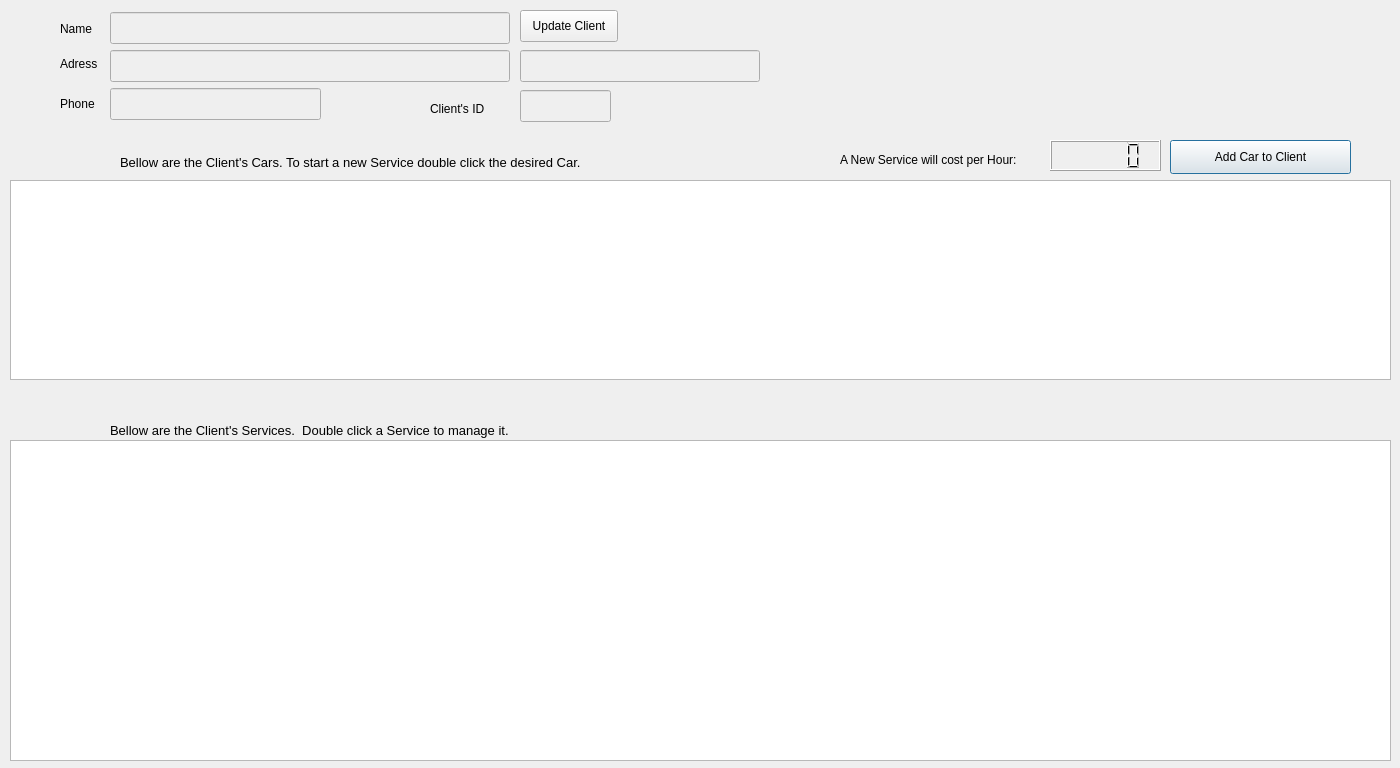
Qt form Client_Services_History.ui (bedi1982/Oficina) before a commit.
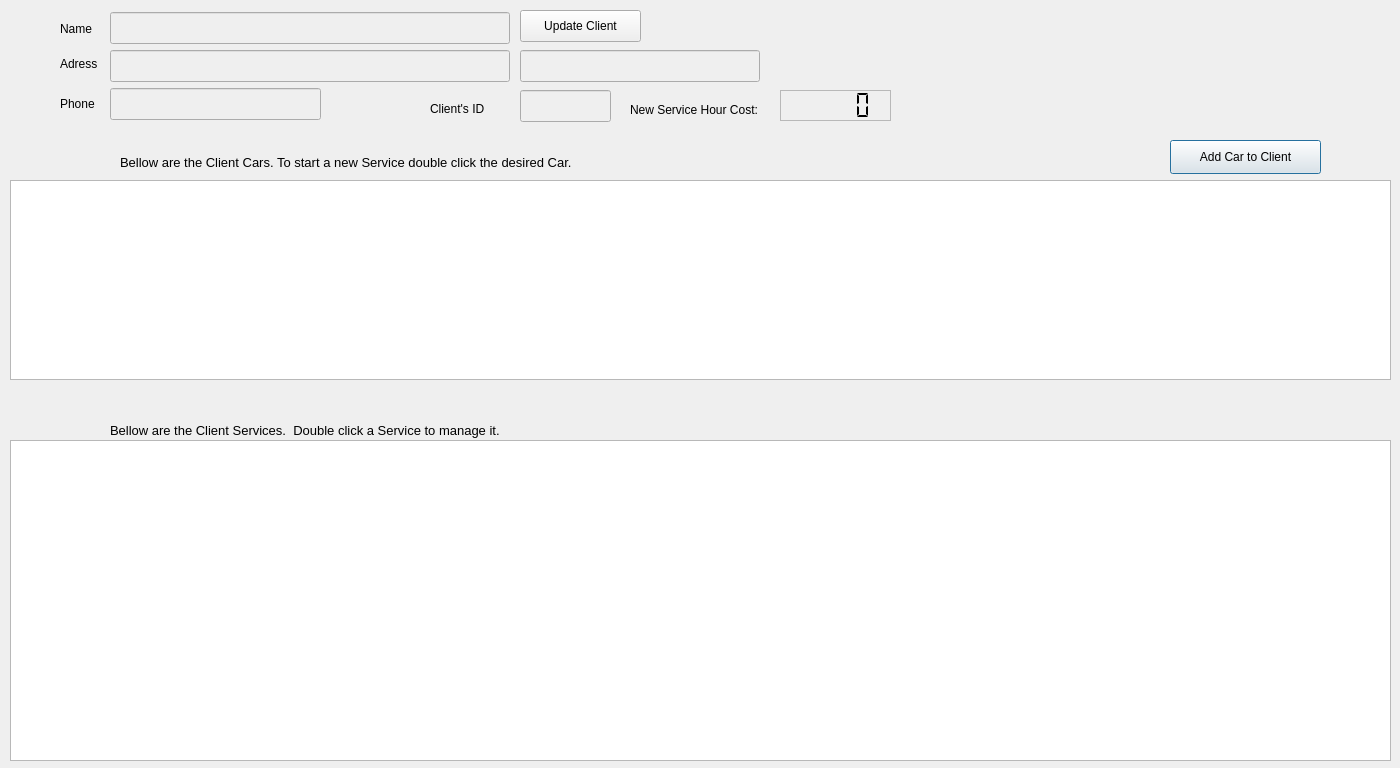
The same form after that commit. Icons and pictures are not drawn.

What changed in the file:
```diff
--- a/Client_Services_History.ui
+++ b/Client_Services_History.ui
@@ -77,7 +77,7 @@
     <rect>
      <x>1170</x>
      <y>140</y>
-     <width>181</width>
+     <width>151</width>
      <height>34</height>
     </rect>
    </property>
@@ -90,6 +90,16 @@
    <property name="text">
     <string>Add Car to Client</string>
    </property>
+   <property name="icon">
+    <iconset resource="resources/images.qrc">
+     <normaloff>:/emoticons/carkey.png</normaloff>:/emoticons/carkey.png</iconset>
+   </property>
+   <property name="iconSize">
+    <size>
+     <width>24</width>
+     <height>24</height>
+    </size>
+   </property>
   </widget>
   <widget class="QLabel" name="lbl_New_Car_Icon">
    <property name="geometry">
@@ -131,7 +141,7 @@
     </font>
    </property>
    <property name="text">
-    <string>Bellow are the Client's Cars. To start a new Service double click the desired Car. </string>
+    <string>Bellow are the Client Cars. To start a new Service double click the desired Car. </string>
    </property>
    <property name="alignment">
     <set>Qt::AlignBottom|Qt::AlignLeading|Qt::AlignLeft</set>
@@ -233,7 +243,7 @@
     <rect>
      <x>520</x>
      <y>10</y>
-     <width>98</width>
+     <width>121</width>
      <height>32</height>
     </rect>
    </property>
@@ -255,6 +265,16 @@
    <property name="text">
     <string>Update Client</string>
    </property>
+   <property name="icon">
+    <iconset resource="resources/images.qrc">
+     <normaloff>:/emoticons/client_info.png</normaloff>:/emoticons/client_info.png</iconset>
+   </property>
+   <property name="iconSize">
+    <size>
+     <width>24</width>
+     <height>24</height>
+    </size>
+   </property>
   </widget>
   <widget class="QLabel" name="lbl_Client_Services_History">
    <property name="geometry">
@@ -277,7 +297,7 @@
     </font>
    </property>
    <property name="text">
-    <string>Bellow are the Client's Services.  Double click a Service to manage it.</string>
+    <string>Bellow are the Client Services.  Double click a Service to manage it.</string>
    </property>
    <property name="alignment">
     <set>Qt::AlignBottom|Qt::AlignLeading|Qt::AlignLeft</set>
@@ -455,24 +475,52 @@
   <widget class="QLCDNumber" name="lcd_Hour_Cost">
    <property name="geometry">
     <rect>
-     <x>1050</x>
-     <y>140</y>
+     <x>780</x>
+     <y>90</y>
      <width>111</width>
      <height>31</height>
     </rect>
    </property>
+   <property name="frameShape">
+    <enum>QFrame::StyledPanel</enum>
+   </property>
+   <property name="frameShadow">
+    <enum>QFrame::Raised</enum>
+   </property>
+   <property name="segmentStyle">
+    <enum>QLCDNumber::Flat</enum>
+   </property>
   </widget>
   <widget class="QLabel" name="label">
    <property name="geometry">
     <rect>
-     <x>840</x>
-     <y>150</y>
-     <width>201</width>
+     <x>630</x>
+     <y>100</y>
+     <width>141</width>
      <height>20</height>
     </rect>
    </property>
    <property name="text">
-    <string>A New Service will cost per Hour:</string>
+    <string>New Service Hour Cost:</string>
+   </property>
+  </widget>
+  <widget class="QLabel" name="lbl_Icon">
+   <property name="geometry">
+    <rect>
+     <x>1180</x>
+     <y>10</y>
+     <width>131</width>
+     <height>121</height>
+    </rect>
+   </property>
+   <property name="text">
+    <string/>
+   </property>
+   <property name="pixmap">
+    <pixmap resource="resources/images.qrc">:/emoticons/client_info.png</pixmap>
+   </property>
+   <property name="scaledContents">
+    <bool>true</bool>
    </property>
   </widget>
   <zorder>lbl_Client_Address</zorder>
```
Left out of the diff: 23 changed lines with no effect on the pictures.
